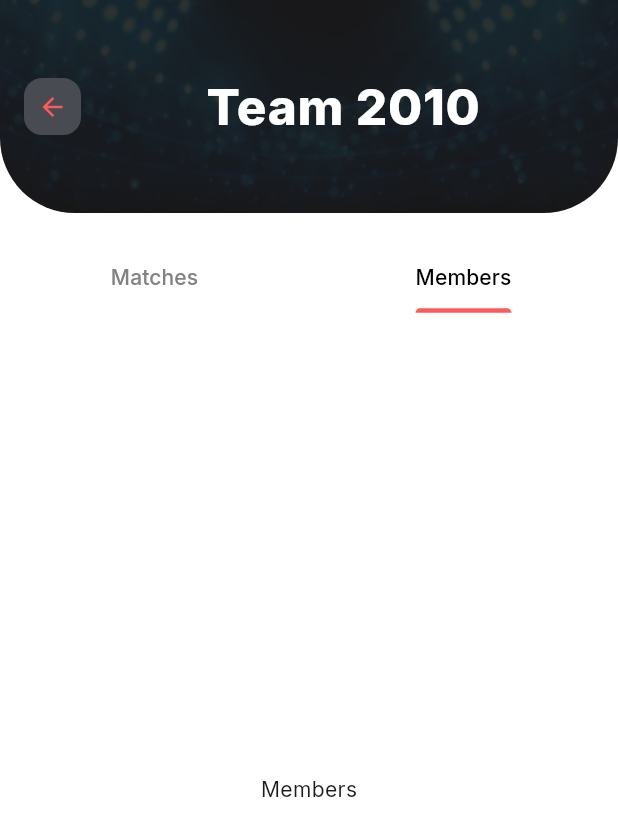
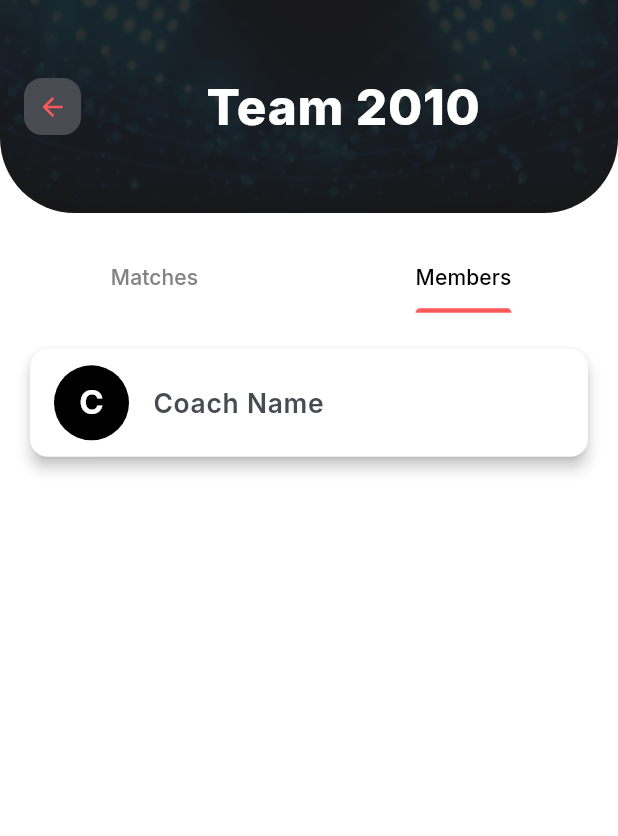
Before and after one commit to HazimNabil/spectra-sports, a Flutter app: the AdminTeamView screen opened by its route, tab 2 chosen, on a phone screen of 412 x 824 dp. Shown: the top 836 px of the screen. Run offline on Flutter 3.47's test engine with Material 3 defaults, Android fonts, the phone set to English and light mode, and no system bars; our stand-ins replace device_preview, go_router, google_fonts.

Commit message:
Create coach card

```diff
--- a/lib/features/admin/home/presentation/views/admin_team_view.dart
+++ b/lib/features/admin/home/presentation/views/admin_team_view.dart
@@ -2,6 +2,7 @@ import 'package:flutter/material.dart';
 import 'package:spectra_sports/core/widgets/custom_app_bar.dart';
 import 'package:spectra_sports/core/widgets/custom_tab_bar.dart';
 import 'package:spectra_sports/features/admin/home/presentation/widgets/admin_matches_section.dart';
+import 'package:spectra_sports/features/admin/home/presentation/widgets/admin_members_section.dart';
 
 class AdminTeamView extends StatelessWidget {
   const AdminTeamView({super.key});
@@ -22,7 +23,7 @@ class AdminTeamView extends StatelessWidget {
               child: TabBarView(
                 children: [
                   AdminMatchesSection(),
-                  Center(child: Text('Members')),
+                  AdminMembersSection(),
                 ],
               ),
             ),
--- /dev/null
+++ b/lib/features/admin/home/presentation/widgets/admin_members_section.dart
@@ -0,0 +1,19 @@
+import 'package:flutter/material.dart';
+import 'package:spectra_sports/features/admin/home/presentation/widgets/coach_card.dart';
+
+class AdminMembersSection extends StatelessWidget {
+  const AdminMembersSection({super.key});
+
+  @override
+  Widget build(BuildContext context) {
+    return Padding(
+      padding: const EdgeInsets.symmetric(horizontal: 16),
+      child: ListView(
+        padding: EdgeInsets.zero,
+        children: const [
+          CoachCard(),
+        ],
+      ),
+    );
+  }
+}
--- /dev/null
+++ b/lib/features/admin/home/presentation/widgets/coach_card.dart
@@ -0,0 +1,32 @@
+import 'package:flutter/material.dart';
+import 'package:spectra_sports/core/utils/app_colors.dart';
+import 'package:spectra_sports/core/utils/app_styles.dart';
+
+class CoachCard extends StatelessWidget {
+  const CoachCard({super.key});
+
+  @override
+  Widget build(BuildContext context) {
+    return Card(
+      color: AppColors.background,
+      elevation: 4,
+      child: ListTile(
+        contentPadding: const EdgeInsets.symmetric(horizontal: 16, vertical: 8),
+        leading: CircleAvatar(
+          radius: 25,
+          backgroundColor: AppColors.text,
+          child: Text(
+            'C',
+            style: AppStyles.styleBold20(context),
+          ),
+        ),
+        title: Text(
+          'Coach Name',
+          style: AppStyles.styleSemiBold16(
+            context,
+          ).copyWith(color: AppColors.icons),
+        ),
+      ),
+    );
+  }
+}
```
